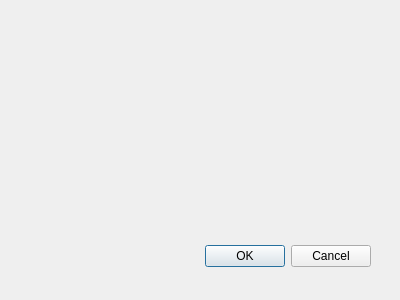
Before: the Qt Designer form ui_note_dialog.ui in MedvedevSA/StomusNavigator, drawn with Qt 5.
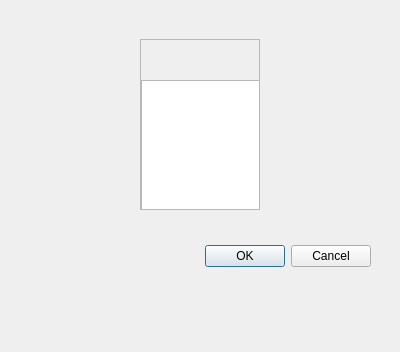
After: the same form once the commit is applied.

Commit message: Начал реализацию выпадающего списка с закладками проектов Последняя добавленная функция addBookmark, на текущий момент читает в какую ячейку было нажате правйо кнопкой мыши

The edit to the form file:
```diff
--- a/ui_note_dialog.ui
+++ b/ui_note_dialog.ui
@@ -7,7 +7,7 @@
     <x>0</x>
     <y>0</y>
     <width>400</width>
-    <height>300</height>
+    <height>352</height>
    </rect>
   </property>
   <property name="windowTitle">
@@ -29,6 +29,39 @@
     <set>QDialogButtonBox::Cancel|QDialogButtonBox::Ok</set>
    </property>
   </widget>
+  <widget class="QScrollArea" name="scrollArea">
+   <property name="geometry">
+    <rect>
+     <x>140</x>
+     <y>39</y>
+     <width>120</width>
+     <height>171</height>
+    </rect>
+   </property>
+   <property name="widgetResizable">
+    <bool>true</bool>
+   </property>
+   <widget class="QWidget" name="scrollAreaWidgetContents">
+    <property name="geometry">
+     <rect>
+      <x>0</x>
+      <y>0</y>
+      <width>118</width>
+      <height>169</height>
+     </rect>
+    </property>
+    <widget class="QTextBrowser" name="textBrowser">
+     <property name="geometry">
+      <rect>
+       <x>0</x>
+       <y>40</y>
+       <width>256</width>
+       <height>192</height>
+      </rect>
+     </property>
+    </widget>
+   </widget>
+  </widget>
  </widget>
  <resources/>
  <connections>
```
The commit also changes 7 other files.
